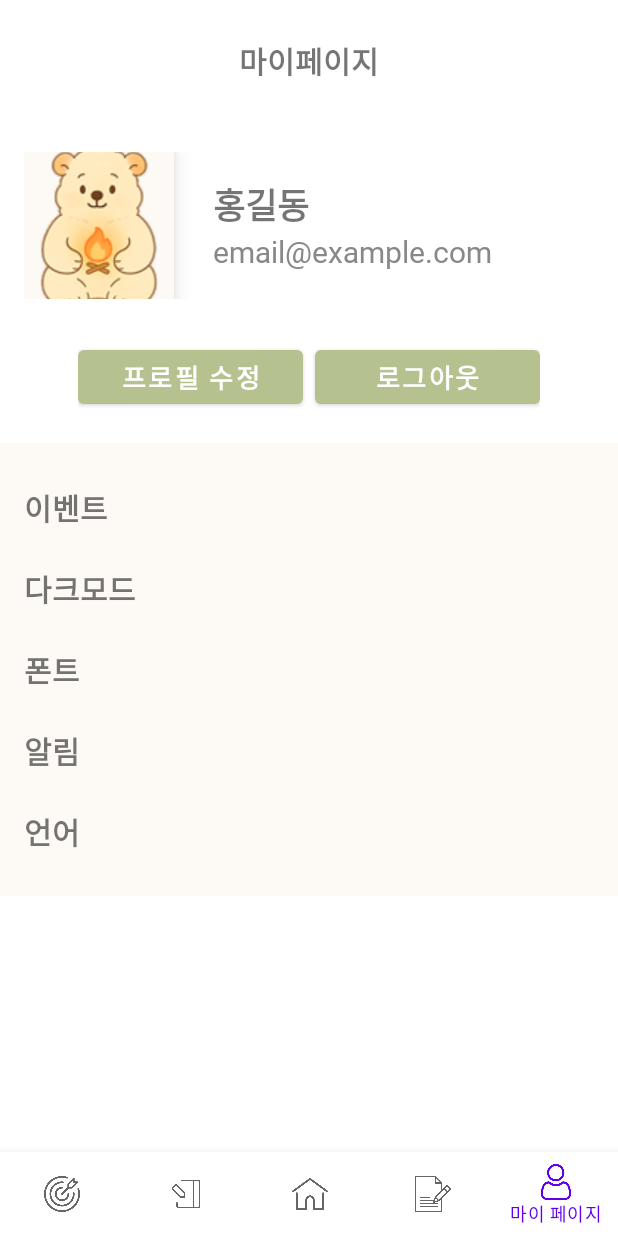
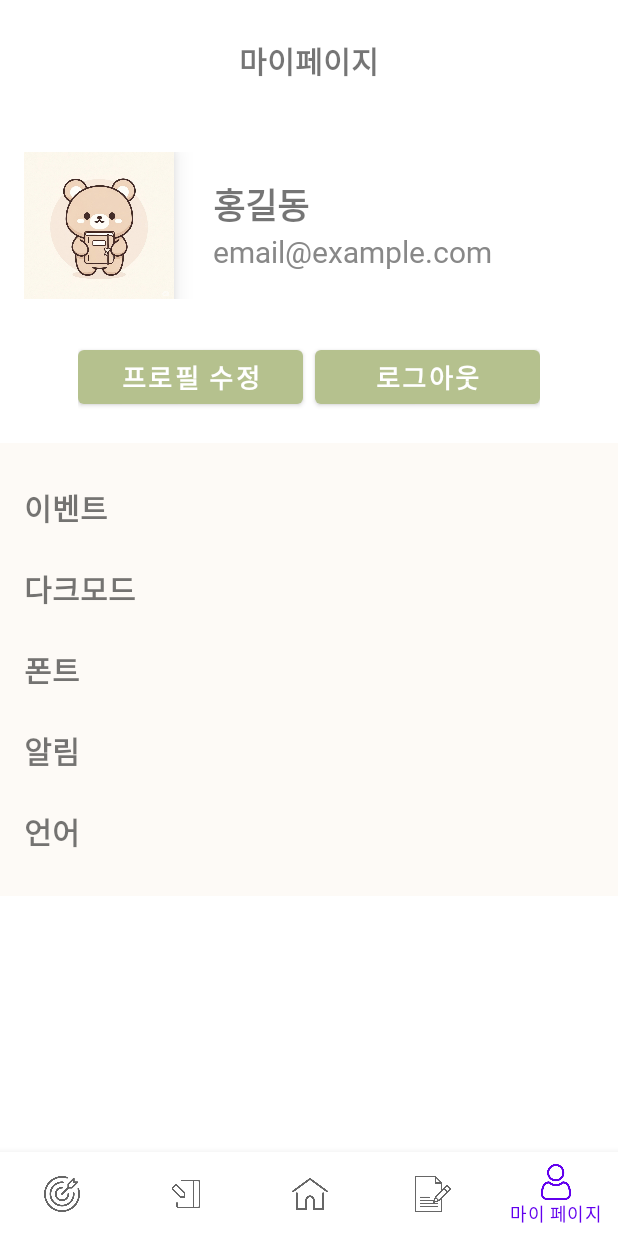
Before and after one commit to TeamAiary/TA_Android, an Android app built with Jetpack Compose: the MyPageFragment screen opened through its navigation route, on a phone screen of 412 x 824 dp. Run offline under Robolectric (Android 15) with nearby library versions, the phone set to English and light mode, and no system bars; our stand-ins replace navigation-ui; network calls fail; 2 statements that could not run were skipped.

Commit message:
fix: momo -> dori로 바꾸기

```diff
--- a/app/src/main/res/layout/fragment_my_page.xml
+++ b/app/src/main/res/layout/fragment_my_page.xml
@@ -45,7 +45,7 @@
                 android:layout_width="100dp"
                 android:layout_height="100dp"
                 android:layout_marginEnd="16dp"
-                android:src="@drawable/momo"
+                android:src="@drawable/dori"
                 android:scaleType="centerCrop"
                 android:background="@color/note_beige"
                 android:elevation="10dp" />
```
